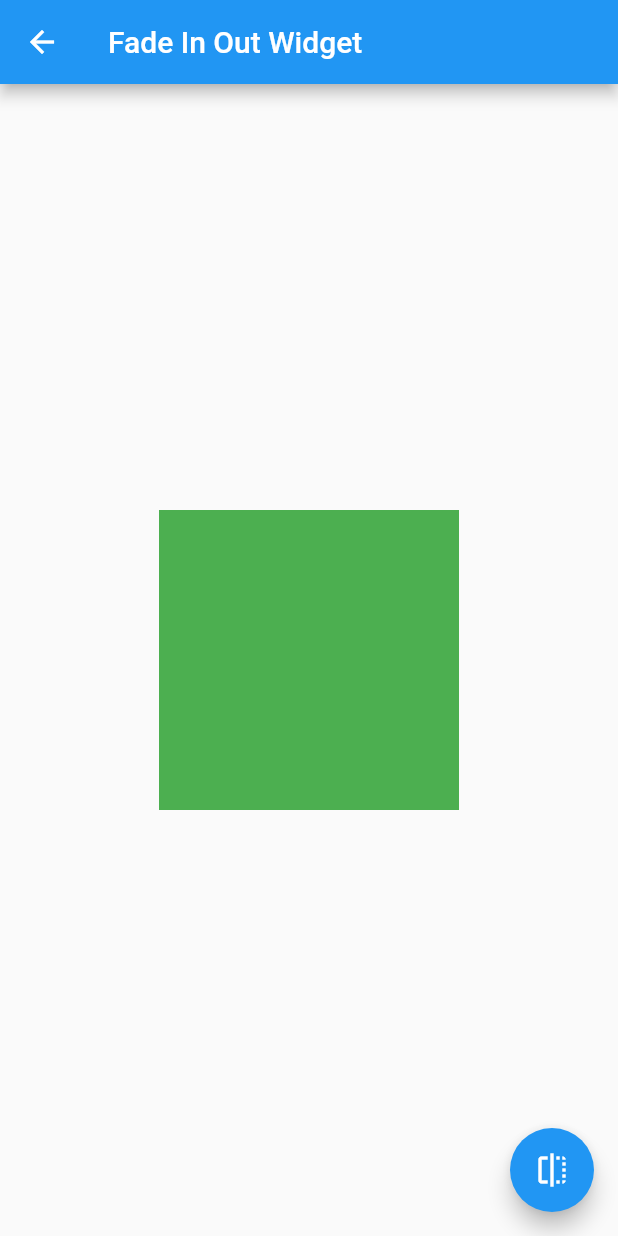
After one commit to nhamada/flutter_examples, a Flutter app: the screen it shows after launch, after a tap on "Fade a Widget in and out", on a phone screen of 412 x 824 dp. The commit adds this screen. Run offline on Flutter 3.47's test engine with Material 2 defaults, Android fonts, the phone set to English and light mode, and no system bars.

Commit message:
Add widget fade in & out

```diff
--- /dev/null
+++ b/animation_examples/lib/fadainout/fadainout.dart
@@ -0,0 +1,39 @@
+import 'package:flutter/material.dart';
+
+class FadeInOutScreen extends StatefulWidget {
+  @override
+  State createState() => new _FadeInOutState();
+}
+
+class _FadeInOutState extends State<FadeInOutScreen> {
+  bool _visible = true;
+
+  @override
+  Widget build(BuildContext context) {
+    return new Scaffold(
+      appBar: new AppBar(
+        title: new Text('Fade In Out Widget'),
+      ),
+      body: new Center(
+        child: new AnimatedOpacity(
+          opacity: _visible ? 1.0 : 0.0,
+          duration: Duration(milliseconds: 500),
+          child: new Container(
+            width: 200.0,
+            height: 200.0,
+            color: Colors.green,
+          ),
+        ),
+      ),
+      floatingActionButton: new FloatingActionButton(
+        onPressed: () {
+          setState(() {
+            _visible = !_visible;
+          });
+        },
+        child: new Icon(Icons.flip),
+        tooltip: 'Toggle Opacity',
+      ),
+    );
+  }
+}
--- a/animation_examples/lib/main.dart
+++ b/animation_examples/lib/main.dart
@@ -1,4 +1,6 @@
 import 'package:flutter/material.dart';
+
+import 'package:animation_examples/fadainout/fadainout.dart';
 
 void main() => runApp(new MyApp());
 
@@ -22,7 +24,7 @@ enum _AnimationExamples {
 String _screenName(_AnimationExamples example) {
   switch (example) {
     case _AnimationExamples.fadeInOut:
-      return '';
+      return 'Fade a Widget in and out';
   }
   return '';
 }
@@ -30,7 +32,7 @@ String _screenName(_AnimationExamples example) {
 Widget _screen(_AnimationExamples example) {
   switch (example) {
     case _AnimationExamples.fadeInOut:
-      return null;
+      return new FadeInOutScreen();
   }
   return null;
 }
```
